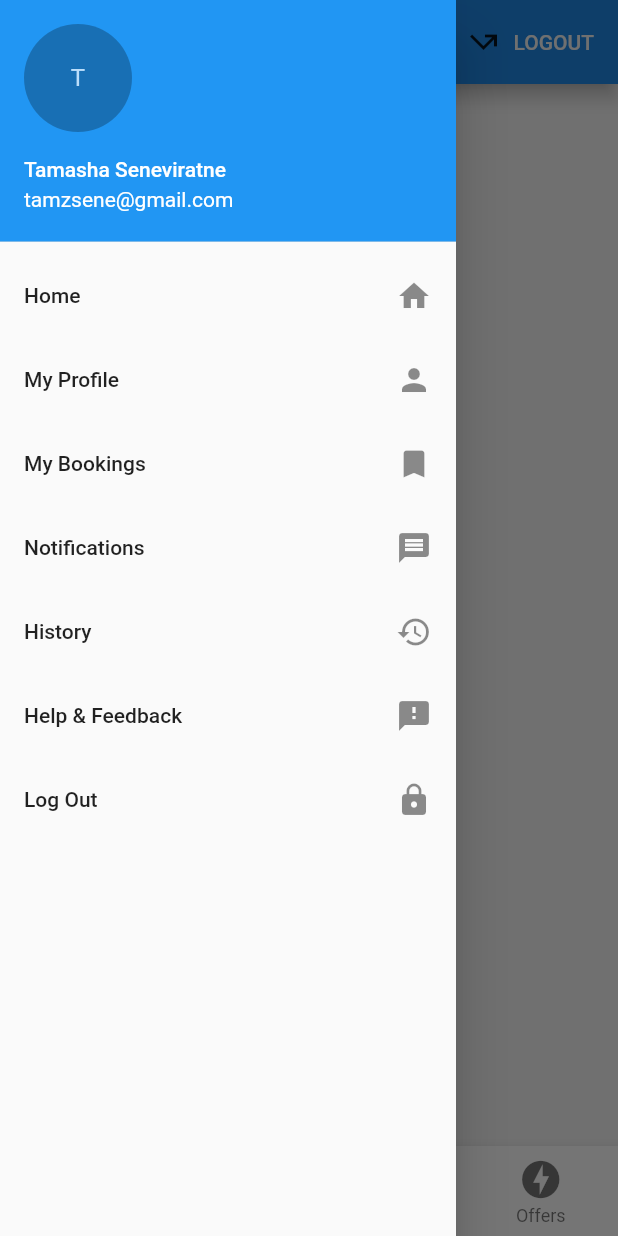
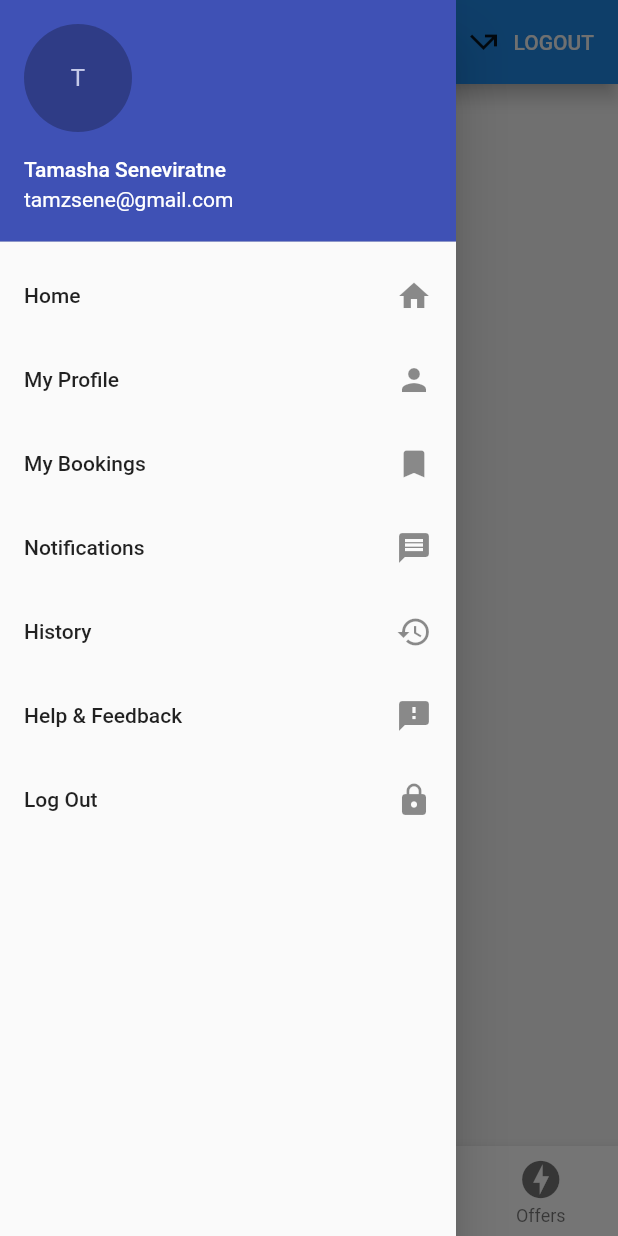
Before and after one commit to nisaldesilva7/Servicio-MobileApp, a Flutter app: the screen it shows once a user with an empty profile is signed in, with the side drawer open, on a phone screen of 412 x 824 dp. Run offline on Flutter 3.47's test engine with Material 2 defaults, Android fonts, the phone set to English and light mode, and no system bars; our stand-ins replace cloud_firestore, firebase_auth, flutter_spinkit; accounts and stored records are empty.

Commit message:
changes in routing

```diff
--- a/lib/main.dart
+++ b/lib/main.dart
@@ -1,6 +1,13 @@
 import 'package:flutter/material.dart';
 import 'package:provider/provider.dart';
 import 'package:servicio/models/user.dart';
+import 'package:servicio/screens/help.dart';
+import 'package:servicio/screens/history.dart';
+import 'package:servicio/screens/mybookings.dart';
+import 'package:servicio/screens/myprofile.dart';
+import 'package:servicio/screens/notifications.dart';
+import 'package:servicio/screens/offers.dart';
+import 'package:servicio/screens/search.dart';
 import 'package:servicio/screens/wrapper.dart';
 import 'package:servicio/services/auth.dart';
 
@@ -8,12 +15,24 @@ void main() => runApp(MyApp());
 
 class MyApp extends StatelessWidget {
   @override
-  Widget build(BuildContext context) {
+  Widget build(BuildContext context){
     return StreamProvider<User>.value(
       value: AuthServices().user,
-        child: MaterialApp(
-        home: Wrapper(),
+      child: MaterialApp(
+          theme: new ThemeData(primarySwatch: Colors.indigo),
+          home: Wrapper(),
+          routes: <String, WidgetBuilder>{
+            "profile": (BuildContext context)=> new MyProfile("My Profile "),
+            "bookings": (BuildContext context)=> new MyBookings("My Bookings"),
+            "history": (BuildContext context)=> new History("Recent Activities"),
+            "notifications": (BuildContext context)=> new Notifications("Notifications"),
+            "offers": (BuildContext context)=> new Offers("Offers"),
+            "search": (BuildContext context)=> new Search("Search"),
+            "feedback": (BuildContext context)=> new HelpAndFeedback("Help and Feedback"),
+          }
+
       ),
+
     );
   }
 }
```
